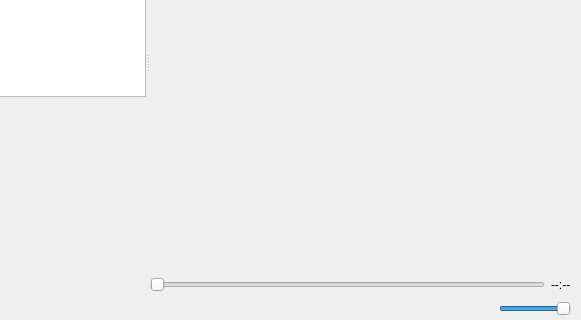
This is code/MiamPlayer/mainwindow.ui in MBach/Miam-Player as Qt 5 draws it before an edit; both pictures show x 100 to 681 and y 216 to 536 of the 681 by 536 pixel window. The edited form follows.
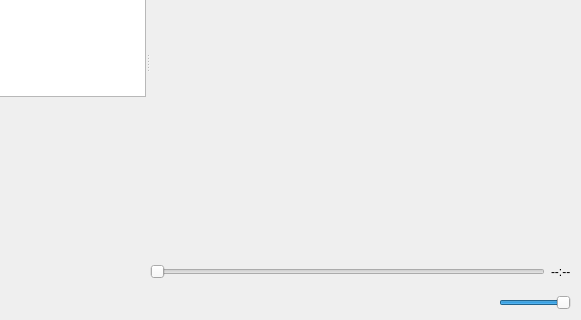
This is the edited form. Icons and pictures are not drawn. Custom widgets are drawn as their Qt base class.

```diff
--- a/code/MiamPlayer/mainwindow.ui
+++ b/code/MiamPlayer/mainwindow.ui
@@ -452,7 +452,7 @@
                     <property name="minimumSize">
                      <size>
                       <width>50</width>
-                      <height>0</height>
+                      <height>35</height>
                      </size>
                     </property>
                     <property name="maximumSize">
```
Left out of the diff: 4 changed lines with no effect on the pictures.
